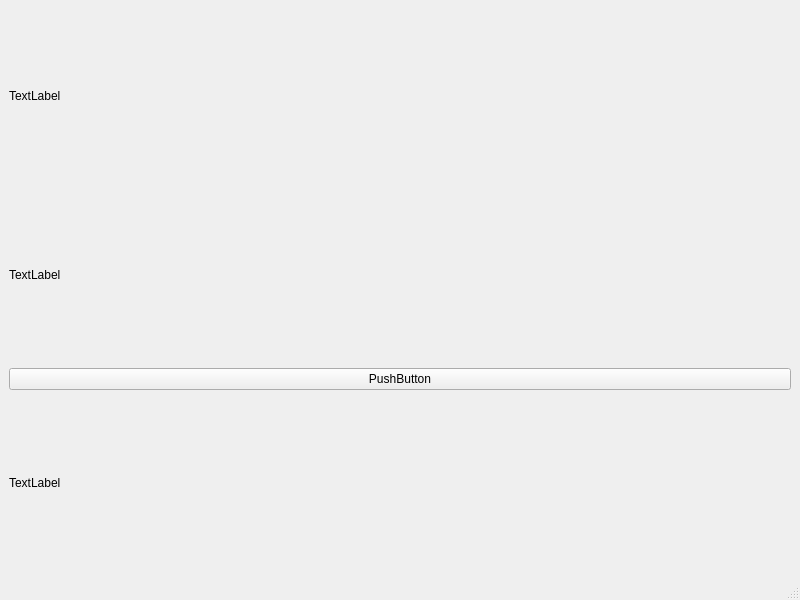
Qt form Main_Window.ui (BellEmpire/calculator) before a commit.
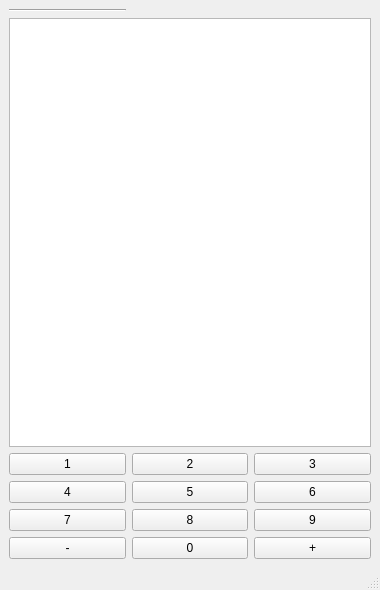
The same form after that commit.

```diff
--- a/Main_Window.ui
+++ b/Main_Window.ui
@@ -6,43 +6,128 @@
    <rect>
     <x>0</x>
     <y>0</y>
-    <width>800</width>
-    <height>600</height>
+    <width>380</width>
+    <height>590</height>
    </rect>
   </property>
+  <property name="minimumSize">
+   <size>
+    <width>380</width>
+    <height>590</height>
+   </size>
+  </property>
+  <property name="maximumSize">
+   <size>
+    <width>380</width>
+    <height>590</height>
+   </size>
+  </property>
   <property name="windowTitle">
    <string>MainWindow</string>
   </property>
+  <property name="documentMode">
+   <bool>false</bool>
+  </property>
   <widget class="QWidget" name="centralwidget">
-   <layout class="QVBoxLayout" name="verticalLayout">
-    <item>
-     <widget class="QLabel" name="label_2">
-      <property name="text">
-       <string>TextLabel</string>
+   <layout class="QGridLayout" name="gridLayout">
+    <item row="0" column="0">
+     <widget class="Line" name="line">
+      <property name="orientation">
+       <enum>Qt::Horizontal</enum>
       </property>
      </widget>
     </item>
-    <item>
-     <widget class="QLabel" name="label_3">
+    <item row="4" column="0">
+     <widget class="QPushButton" name="pushButton_2">
       <property name="text">
-       <string>TextLabel</string>
+       <string>1</string>
       </property>
      </widget>
     </item>
-    <item>
+    <item row="7" column="2">
      <widget class="QPushButton" name="pushButton">
       <property name="text">
-       <string>PushButton</string>
+       <string>9</string>
       </property>
      </widget>
     </item>
-    <item>
-     <widget class="QLabel" name="label">
+    <item row="7" column="0">
+     <widget class="QPushButton" name="pushButton_9">
       <property name="text">
-       <string>TextLabel</string>
+       <string>7</string>
       </property>
      </widget>
     </item>
+    <item row="6" column="2">
+     <widget class="QPushButton" name="pushButton_8">
+      <property name="text">
+       <string>6</string>
+      </property>
+     </widget>
+    </item>
+    <item row="4" column="1">
+     <widget class="QPushButton" name="pushButton_5">
+      <property name="text">
+       <string>2</string>
+      </property>
+     </widget>
+    </item>
+    <item row="4" column="2">
+     <widget class="QPushButton" name="pushButton_6">
+      <property name="text">
+       <string>3</string>
+      </property>
+     </widget>
+    </item>
+    <item row="6" column="1">
+     <widget class="QPushButton" name="pushButton_7">
+      <property name="text">
+       <string>5</string>
+      </property>
+     </widget>
+    </item>
+    <item row="7" column="1">
+     <widget class="QPushButton" name="pushButton_4">
+      <property name="text">
+       <string>8</string>
+      </property>
+     </widget>
+    </item>
+    <item row="6" column="0">
+     <widget class="QPushButton" name="pushButton_3">
+      <property name="text">
+       <string>4</string>
+      </property>
+     </widget>
+    </item>
+    <item row="8" column="0">
+     <widget class="QPushButton" name="pushButton_10">
+      <property name="text">
+       <string>-</string>
+      </property>
+     </widget>
+    </item>
+    <item row="8" column="1">
+     <widget class="QPushButton" name="pushButton_11">
+      <property name="text">
+       <string>0</string>
+      </property>
+     </widget>
+    </item>
+    <item row="8" column="2">
+     <widget class="QPushButton" name="pushButton_12">
+      <property name="text">
+       <string>+</string>
+      </property>
+     </widget>
+    </item>
+    <item row="1" column="0" colspan="3">
+     <layout class="QHBoxLayout" name="horizontalLayout">
+      <item>
+       <widget class="QListWidget" name="listWidget"/>
+      </item>
+     </layout>
+    </item>
    </layout>
   </widget>
   <widget class="QMenuBar" name="menubar">
```
Left out of the diff: 10 changed lines with no effect on the pictures.
